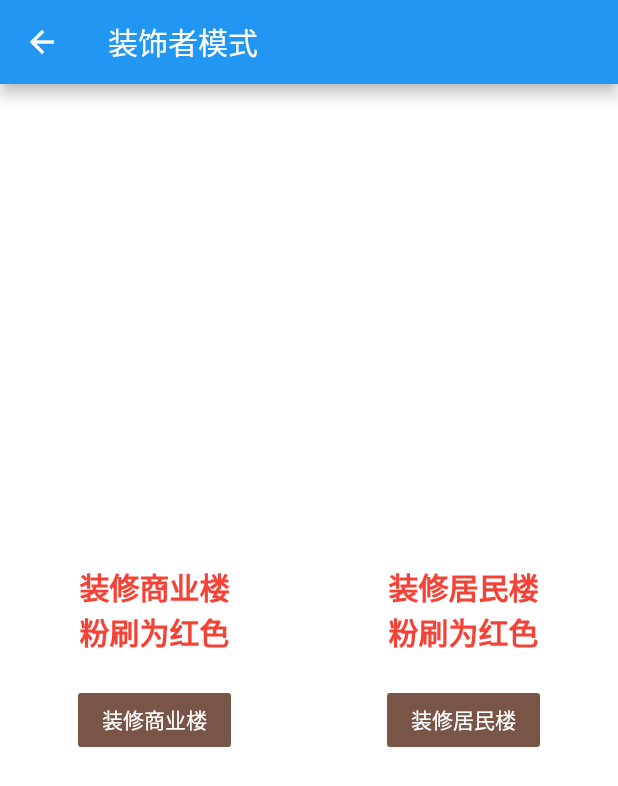
After one commit to FlutterOpen/design_patterns, a Flutter app: the DecoratorPage screen opened by its route, after a tap on "装修商业楼", after a tap on "装修居民楼", on a phone screen of 412 x 824 dp. The commit adds this screen. Shown: the top 786 px of the screen. Run offline on Flutter 3.47's test engine with Material 2 defaults, Android fonts, the phone set to English and light mode, and no system bars.

Commit message:
feat(): 完成装饰者模式

```diff
--- a/lib/constant/string_const.dart
+++ b/lib/constant/string_const.dart
@@ -28,4 +28,7 @@ class StringConst {
 
   //组合模式
   static const String COMBINATION_ = "组合模式";
+
+  //装饰者模式
+  static const String DECORATOR_ = "装饰者模式";
 }
--- a/lib/main.dart
+++ b/lib/main.dart
@@ -3,6 +3,7 @@ import 'package:flutter_design/constant/string_const.dart';
 import 'package:flutter_design/page/adapter/adapter_page.dart';
 import 'package:flutter_design/page/bridge/bridge_page.dart';
 import 'package:flutter_design/page/combination/combination_page.dart';
+import 'package:flutter_design/page/decorator/decorator_page.dart';
 import 'package:flutter_design/page/filter/filter_page.dart';
 
 import 'constant/page_const.dart';
@@ -31,6 +32,7 @@ class MyApp extends StatelessWidget {
         PageConst.BRIDGE_PAGE: (context) => BridgePage(),
         PageConst.FILTER_PAGE: (context) => FilterPage(),
         PageConst.COMPOSITE_PAGE: (context) => CombinationPage(),
+        PageConst.DECORATOR_PAGE: (context) => DecoratorPage(),
       },
     );
   }
--- /dev/null
+++ b/lib/page/decorator/decorator_mode.dart
@@ -0,0 +1,50 @@
+import 'package:flutter/cupertino.dart';
+
+/// Created by NieBin on 2020-03-24
+/// Github: https://github.com/nb312
+/// Email: niebin312@gmail.com
+abstract class Building {
+  final IPaint paint;
+
+  Building(this.paint);
+
+  String decorate();
+}
+
+abstract class IPaint {
+  String decoration();
+}
+
+///商业建筑
+class BusinessBuilding extends Building {
+  BusinessBuilding(IPaint paint) : super(paint);
+
+  @override
+  String decorate() {
+    return "装修商业楼\n${paint.decoration()}";
+  }
+}
+
+///居民楼
+class PersonBuilding extends Building {
+  PersonBuilding(IPaint paint) : super(paint);
+
+  @override
+  String decorate() {
+    return "装修居民楼\n${paint.decoration()}";
+  }
+}
+
+class RedPaint extends IPaint {
+  @override
+  String decoration() {
+    return "粉刷为红色";
+  }
+}
+
+class GreenPaint extends IPaint {
+  @override
+  String decoration() {
+    return "粉刷为绿色";
+  }
+}
--- /dev/null
+++ b/lib/page/decorator/decorator_page.dart
@@ -0,0 +1,102 @@
+import 'package:flutter/material.dart';
+import 'package:flutter_design/constant/string_const.dart';
+import 'package:flutter_design/page/decorator/decorator_mode.dart';
+
+/// Created by NieBin on 2020-03-24
+/// Github: https://github.com/nb312
+/// Email: niebin312@gmail.com
+
+class DecoratorPage extends StatefulWidget {
+  @override
+  _DecoratorPageState createState() => _DecoratorPageState();
+}
+
+class _DecoratorPageState extends State<DecoratorPage> {
+  String businessStr = "";
+  String personStr = "";
+
+  bool isPersonEven = false;
+  bool isBusinessEven = false;
+
+  @override
+  Widget build(BuildContext context) {
+    return Scaffold(
+      appBar: AppBar(
+        title: Text(StringConst.DECORATOR_),
+      ),
+      body: Container(
+        color: Colors.white,
+        child: Row(
+          children: [
+            Expanded(
+              child: Column(
+                mainAxisAlignment: MainAxisAlignment.center,
+                children: <Widget>[
+                  Text(
+                    "$businessStr",
+                    style: TextStyle(
+                      color: isBusinessEven ? Colors.red : Colors.green,
+                      fontSize: 20,
+                      fontWeight: FontWeight.bold,
+                    ),
+                  ),
+                  SizedBox(
+                    height: 20,
+                  ),
+                  FlatButton(
+                    color: Colors.brown,
+                    onPressed: () {
+                      setState(() {
+                        isBusinessEven = !isBusinessEven;
+                        Building building = BusinessBuilding(
+                            isBusinessEven ? RedPaint() : GreenPaint());
+                        businessStr = building.decorate();
+                      });
+                    },
+                    child: Text(
+                      "装修商业楼",
+                      style: TextStyle(color: Colors.white),
+                    ),
+                  )
+                ],
+              ),
+            ),
+            Expanded(
+              child: Column(
+                mainAxisAlignment: MainAxisAlignment.center,
+                children: <Widget>[
+                  Text(
+                    "$personStr",
+                    style: TextStyle(
+                      color: isPersonEven ? Colors.red : Colors.green,
+                      fontSize: 20,
+                      fontWeight: FontWeight.bold,
+                    ),
+                  ),
+                  SizedBox(
+                    height: 20,
+                  ),
+                  FlatButton(
+                    color: Colors.brown,
+                    onPressed: () {
+                      setState(() {
+                        isPersonEven = !isPersonEven;
+                        Building building = PersonBuilding(
+                            isPersonEven ? RedPaint() : GreenPaint());
+                        personStr = building.decorate();
+                      });
+                    },
+                    child: Text(
+                      "装修居民楼",
+                      style: TextStyle(color: Colors.white),
+                    ),
+                  )
+                ],
+              ),
+            ),
+          ],
+        ),
+      ),
+    );
+  }
+}
--- a/lib/page/home_page.dart
+++ b/lib/page/home_page.dart
@@ -23,6 +23,7 @@ Map<String, String> map = {
   PageConst.BRIDGE_PAGE: StringConst.BRIDGE_,
   PageConst.FILTER_PAGE: StringConst.FILTER_,
   PageConst.COMPOSITE_PAGE: StringConst.COMBINATION_,
+  PageConst.DECORATOR_PAGE: StringConst.DECORATOR_,
 };
 
 class _HomePageState extends State<HomePage> {
```
Also changed, not shown: 1 other file.
